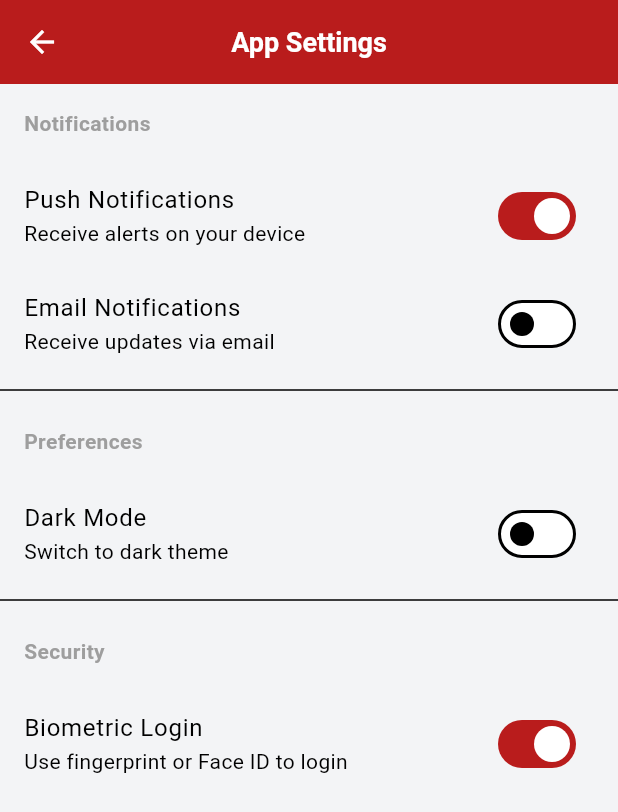
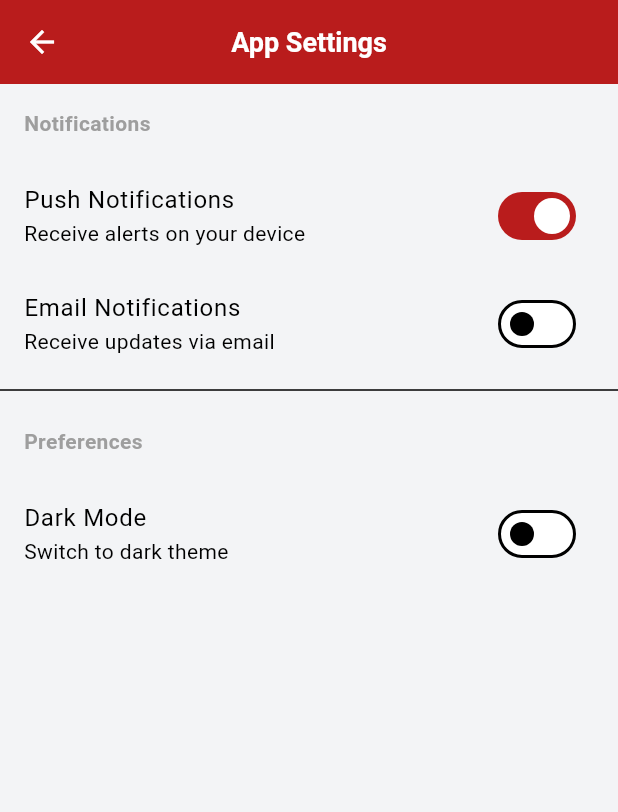
Before and after one commit to yukino123-bee/govassist, a Flutter app: the AppSettingsScreen screen opened directly, on a phone screen of 412 x 824 dp. Shown: the top 812 px of the screen. Run offline on Flutter 3.47's test engine with Material 3 defaults, Android fonts, the phone set to English and light mode, and no system bars; our stand-ins replace flutter_tts, image_picker, shared_preferences, speech_to_text; accounts and stored records are empty.

Commit message:
Remove email verification and biometric login

```diff
--- a/lib/core/app_settings.dart
+++ b/lib/core/app_settings.dart
@@ -5,14 +5,12 @@ class AppSettings {
   static final ValueNotifier<bool> pushNotifications = ValueNotifier(true);
   static final ValueNotifier<bool> emailNotifications = ValueNotifier(false);
   static final ValueNotifier<bool> darkMode = ValueNotifier(false);
-  static final ValueNotifier<bool> biometricLogin = ValueNotifier(true);
 
   static Future<void> init() async {
     final prefs = await SharedPreferences.getInstance();
     pushNotifications.value = prefs.getBool('push_notifications') ?? true;
     emailNotifications.value = prefs.getBool('email_notifications') ?? false;
     darkMode.value = prefs.getBool('dark_mode') ?? false;
-    biometricLogin.value = prefs.getBool('biometric_login') ?? true;
   }
 
   static Future<void> setPushNotifications(bool value) async {
@@ -32,10 +30,4 @@ class AppSettings {
     final prefs = await SharedPreferences.getInstance();
     await prefs.setBool('dark_mode', value);
   }
-
-  static Future<void> setBiometricLogin(bool value) async {
-    biometricLogin.value = value;
-    final prefs = await SharedPreferences.getInstance();
-    await prefs.setBool('biometric_login', value);
-  }
 }
--- a/lib/screens/profile/app_settings_screen.dart
+++ b/lib/screens/profile/app_settings_screen.dart
@@ -63,22 +63,6 @@ class _AppSettingsScreenState extends State<AppSettingsScreen> {
               );
             },
           ),
-          const Divider(),
-          Padding(
-            padding: const EdgeInsets.all(16.0),
-            child: Text('Security'.tr(), style: const TextStyle(fontWeight: FontWeight.bold, color: Colors.grey)),
-          ),
-          ValueListenableBuilder<bool>(
-            valueListenable: AppSettings.biometricLogin,
-            builder: (context, useBiometric, _) {
-              return SwitchListTile(
-                title: Text('Biometric Login'.tr()),
-                subtitle: Text('Use fingerprint or Face ID to login'.tr()),
-                value: useBiometric,
-                onChanged: (val) => AppSettings.setBiometricLogin(val),
-              );
-            },
-          ),
         ],
       ),
     );
```
Also changed, not shown: lib/screens/auth/login_screen.dart (+1 -76 lines), lib/screens/auth/register_screen.dart (+3 -9 lines), flutter_01.png (deleted), 2 other files.
